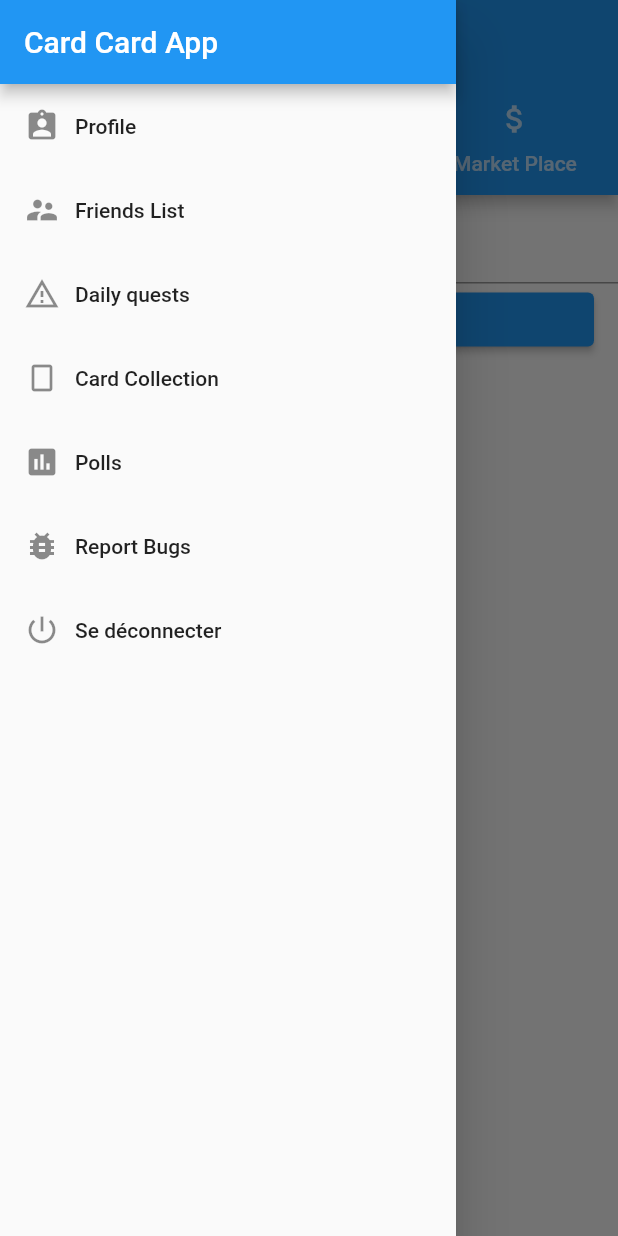
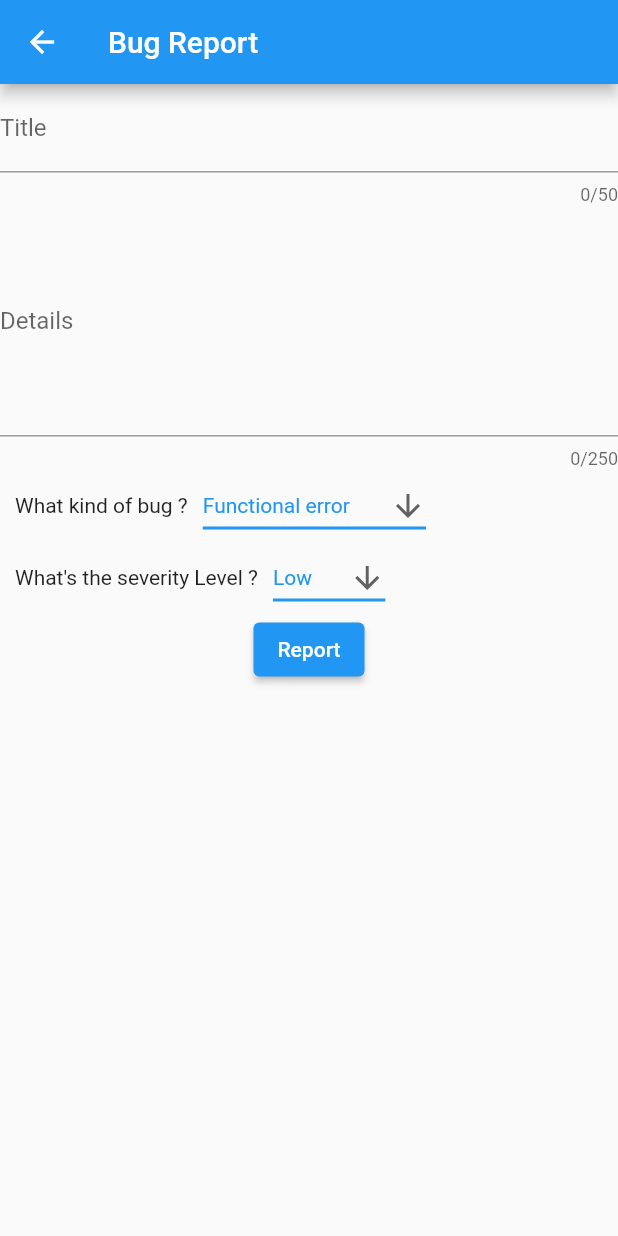
Before and after one commit to elyk48/WildDraw-app, a Flutter app: the screen it shows once a user with an empty profile is signed in, tab 2 chosen, in the side drawer, after a tap on "Report Bugs", on a phone screen of 412 x 824 dp. Run offline on Flutter 3.47's test engine with Material 2 defaults, Android fonts, the phone set to English and light mode, and no system bars; our stand-ins replace cloud_firestore, firebase_auth, firebase_core; accounts and stored records are empty.

Commit message:
Bug Report interface

```diff
--- a/lib/controllers/publicationcontroller.dart
+++ b/lib/controllers/publicationcontroller.dart
@@ -41,8 +41,4 @@ class publicationController{
      }
      return pubs;
     }
-
-
-
-
   }
--- a/lib/entities/actualite.dart
+++ b/lib/entities/actualite.dart
@@ -65,7 +65,8 @@ class ActualiteDetails extends StatelessWidget {
         children: [
         Text(_title, textScaleFactor: 2),
         Text(_content, textScaleFactor: 3),
-        Text("Written by: "+_author, textScaleFactor: 1),
+        Text("Written by "+_author, textScaleFactor: 1),
+          Text("On the "+_postedOn.toDate().toString(), textScaleFactor: 1),
     ],
     ),
     );
--- /dev/null
+++ b/lib/entities/bug_report.dart
@@ -0,0 +1,195 @@
+import 'package:cloud_firestore/cloud_firestore.dart';
+import 'package:flutter/material.dart';
+
+class BugReportForm extends StatefulWidget {
+  late final GlobalKey<FormState> _keyForm;
+
+
+  BugReportForm.newFrom(this._keyForm);
+
+  @override
+  State<BugReportForm> createState() => _BugReportFormState();
+}
+
+class _BugReportFormState extends State<BugReportForm> {
+  late String _id;
+
+  late String _reporterId;
+
+  late String _title;
+
+  late String _type;
+
+  late int _severity;
+
+  late String _details;
+
+  late Timestamp _postedOn;
+
+  String bug_type ="Functional error";
+  String bug_severity ="Low";
+
+  @override
+  Widget build(BuildContext context) {
+    return Form(
+      key: widget._keyForm,
+        child: Column(
+          children: [
+          TextFormField(
+            maxLength: 50,
+            maxLines: 1,
+            decoration: const InputDecoration(
+              labelText: "Title",
+            ),
+            onSaved: (String? value) {
+                    _title = value!;
+            },
+          ),
+            TextFormField(
+              maxLength: 250,
+              maxLines: 6,
+              decoration: const InputDecoration(
+                labelText: "Details",
+              ),
+              onSaved: (String? value) {
+                _details= value!;
+              },
+            ),
+            Row(
+              children: [
+                const SizedBox(
+                  width: 10,
+                ),
+                const Text("What kind of bug ?"),
+                const SizedBox(
+                  width: 10,
+                ),
+                DropdownButton(
+                  value: bug_type,
+                  icon: const Icon(Icons.arrow_downward),
+                  iconSize: 24,
+                  elevation: 16,
+                  style: const TextStyle(color: Colors.blue),
+                  underline: Container(
+                    height: 2,
+                    color: Colors.blue,
+                  ),
+                  onChanged: (String? newValue) {
+                    setState(() {
+                      bug_type = newValue!;
+                    });
+                  },
+                    items: <String>["Functional error","Performance defect","Usability defect","Compatibility defect","Security defect"]
+                        .map<DropdownMenuItem<String>>((String value) {
+                      return DropdownMenuItem<String>(
+                        value: value,
+                        child: Text(value),
+                      );
+                    }).toList(),
+                ),
+              ],
+            ),
+            Row(
+              children: [
+                const SizedBox(
+                  width: 10,
+                ),
+                const Text("What's the severity Level ?"),
+                const SizedBox(
+                  width: 10,
+                ),
+                DropdownButton(
+                  value: bug_severity,
+                  icon: const Icon(Icons.arrow_downward),
+                  iconSize: 24,
+                  elevation: 16,
+                  style: const TextStyle(color: Colors.blue),
+                  underline: Container(
+                    height: 2,
+                    color: Colors.blue,
+                  ),
+                  onChanged: (String? newValue) {
+                    setState(() {
+                      bug_severity = newValue!;
+                    });
+                  },
+                  items: <String>["Low","Medium","Major","Critical"]
+                      .map<DropdownMenuItem<String>>((String value) {
+                    return DropdownMenuItem<String>(
+                      value: value,
+                      child: Text(value),
+                    );
+                  }).toList(),
+                ),
+              ],
+            ),
+            ElevatedButton(
+                onPressed:(){
+
+            },
+                child: const Text("Report"),
+            )
+          ],
+        ),
+    );
+  }
+}
+
+
+
+
+
+class BugReport{
+  late String _id;
+  late String _reporterId;
+  late String _title;
+  late String _type;
+  late int _severity;
+  late String _details;
+  late Timestamp _postedOn;
+
+  BugReport(this._id, this._reporterId, this._title, this._type, this._severity,
+      this._details, this._postedOn);
+
+  Timestamp get postedOn => _postedOn;
+
+  set postedOn(Timestamp value) {
+    _postedOn = value;
+  }
+
+  String get details => _details;
+
+  set details(String value) {
+    _details = value;
+  }
+
+  int get severity => _severity;
+
+  set severity(int value) {
+    _severity = value;
+  }
+
+  String get type => _type;
+
+  set type(String value) {
+    _type = value;
+  }
+
+  String get title => _title;
+
+  set title(String value) {
+    _title = value;
+  }
+
+  String get reporterId => _reporterId;
+
+  set reporterId(String value) {
+    _reporterId = value;
+  }
+
+  String get id => _id;
+
+  set id(String value) {
+    _id = value;
+  }
+}
--- a/lib/entities/publication.dart
+++ b/lib/entities/publication.dart
@@ -29,7 +29,11 @@ class PublicationCard extends StatelessWidget {
                 const SizedBox(
                   height: 10,
                 ),
-                Text(_content, textScaleFactor: 2)
+                Text(_content, textScaleFactor: 2),
+                const SizedBox(
+                  height: 10,
+                ),
+                Text("On the "+_postedOn.toDate().toString(), textScaleFactor: 1),
               ],
             )
           ],
@@ -71,7 +75,8 @@ class Publicationform extends StatelessWidget {
                 const SizedBox(
                   height: 10,
                 ),
-                Text(_content, textScaleFactor: 2)
+                Text(_content, textScaleFactor: 2),
+
               ],
             )
           ],
--- a/lib/main.dart
+++ b/lib/main.dart
@@ -1,6 +1,7 @@
 import 'package:cardgameapp/authentication_service.dart';
 import 'package:cardgameapp/home.dart';
 import 'package:cardgameapp/signin.dart';
+import 'package:cardgameapp/views/bug_report_view.dart';
 import 'package:firebase_auth/firebase_auth.dart';
 import 'package:flutter/material.dart';
 import 'package:firebase_core/firebase_core.dart';
@@ -40,6 +41,9 @@ class MyApp extends StatelessWidget {
         },
         "/singin":(BuildContext context){
           return SignInPage();
+        },
+        "/bugReport":(BuildContext context){
+          return BugReportView();
         }
       },
       theme: ThemeData(
--- a/lib/navigation_menus/nav_tab.dart
+++ b/lib/navigation_menus/nav_tab.dart
@@ -102,7 +102,7 @@ class NavigationTab extends StatelessWidget {
                   ],
                 ),
                 onTap: () {
-
+                  Navigator.pushNamed(context, "/bugReport");
                 },
               ),
               ListTile(
--- a/lib/views/actualite_view.dart
+++ b/lib/views/actualite_view.dart
@@ -11,13 +11,14 @@ class actualiteView extends StatefulWidget {
 
 class _actualiteViewState extends State<actualiteView> {
 
+
   late List<dynamic> _AllActs=[];
   late Future<List> futureActs;
   CollectionReference actualites = FirebaseFirestore.instance.collection('actualites');
   late actualite act = actualite.newAct(id, "Test", "Yes", "Me");
 
   final String id="VGvmMwarbvUJtsjAzfvHR9tvfd72";
-  final bool isAdmin = false;
+  final bool isAdmin = true;
 
   final GlobalKey<FormState> _keyForm = GlobalKey<FormState>();
 
@@ -59,6 +60,7 @@ class _actualiteViewState extends State<actualiteView> {
         .catchError((e) => print(e));
   }
   FutureBuilder<List> FBActualieList() {
+
     return FutureBuilder(
       future: futureActs,
       builder: (context, snapshot) {
@@ -71,7 +73,8 @@ class _actualiteViewState extends State<actualiteView> {
                   child: Column(
                     children: [
                       TextFormField(
-                        maxLines: null,
+                        maxLines: 1,
+                        maxLength: 50,
                         decoration: const InputDecoration(
                           labelText: "Title",
                         ),
@@ -80,6 +83,7 @@ class _actualiteViewState extends State<actualiteView> {
                         },
                       ),
                       TextFormField(
+
                         keyboardType: TextInputType.multiline,
                         maxLines: 15,
                         decoration: const InputDecoration(
@@ -122,7 +126,7 @@ class _actualiteViewState extends State<actualiteView> {
 
                 ),
 
-                GridView.builder(
+                if(!_AllActs.isEmpty)GridView.builder(
                   physics: const NeverScrollableScrollPhysics(),
                   itemCount: _AllActs.length,
                   shrinkWrap: true,
@@ -147,9 +151,9 @@ class _actualiteViewState extends State<actualiteView> {
                       crossAxisCount: 1,
                       crossAxisSpacing: 1,
                       mainAxisSpacing: 10,
-                      mainAxisExtent: 50
+                      mainAxisExtent: 100
                   ),
-                ),
+                ),if(_AllActs.isEmpty)CircularProgressIndicator(),
               ],
             ),
           );
--- /dev/null
+++ b/lib/views/bug_report_view.dart
@@ -0,0 +1,25 @@
+import 'package:cardgameapp/entities/bug_report.dart';
+import 'package:flutter/material.dart';
+
+class BugReportView extends StatefulWidget {
+
+  const BugReportView({Key? key}) : super(key: key);
+
+  @override
+  _BugReportViewState createState() => _BugReportViewState();
+
+
+}
+
+class _BugReportViewState extends State<BugReportView> {
+  final GlobalKey<FormState> _keyForm = GlobalKey<FormState>();
+  @override
+  Widget build(BuildContext context) {
+    return Scaffold(
+      appBar: AppBar(
+        title: const Text("Bug Report"),
+      ),
+      body: BugReportForm.newFrom(_keyForm),
+    );
+  }
+}
--- a/lib/views/publications_view.dart
+++ b/lib/views/publications_view.dart
@@ -37,6 +37,8 @@ class _PublicationViewState extends State<PublicationView> {
                  child: Column(
                    children: [
                      TextFormField(
+                       maxLength: 200,
+                       enableInteractiveSelection: true,
                        keyboardType: TextInputType.multiline,
                        maxLines: null,
                        decoration: const InputDecoration(
@@ -56,7 +58,7 @@ class _PublicationViewState extends State<PublicationView> {
                              if(pub.content != "" && pub.content!=null) {
                                publicationController PC = await publicationController();
                                PC.addPublication(pub);
-                               setState(() {
+                               setState((){
                                  _AllPubs = <dynamic>[];
                                  futurepubs = getAllPubs(_AllPubs);
                                });
@@ -72,7 +74,7 @@ class _PublicationViewState extends State<PublicationView> {
 
                 ),
 
-                GridView.builder(
+                if(!_AllPubs.isEmpty)GridView.builder(
                   physics: const NeverScrollableScrollPhysics(),
                   itemCount: _AllPubs.length,
                   shrinkWrap: true,
@@ -99,7 +101,7 @@ class _PublicationViewState extends State<PublicationView> {
                       mainAxisSpacing: 1,
                       mainAxisExtent: 160
                   ),
-                ),
+                ),if(_AllPubs.isEmpty)CircularProgressIndicator(),
               ],
             ),
           );
```
Also changed, not shown: lib/controllers/actualitecontroller.dart (added), lib/controllers/bugreportcontroller.dart (added).
